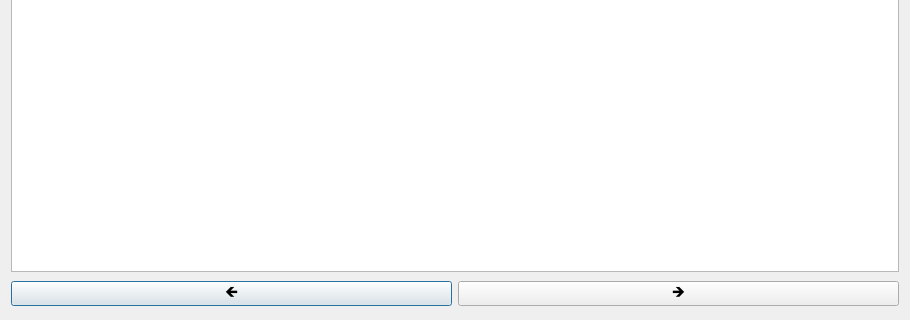
This is src/core/tafsirdialog.ui in 0xzer0x/quran-companion as Qt 5 draws it before an edit; both pictures show x 0 to 910 and y 273 to 593 of the 910 by 593 pixel window. The edited form follows.
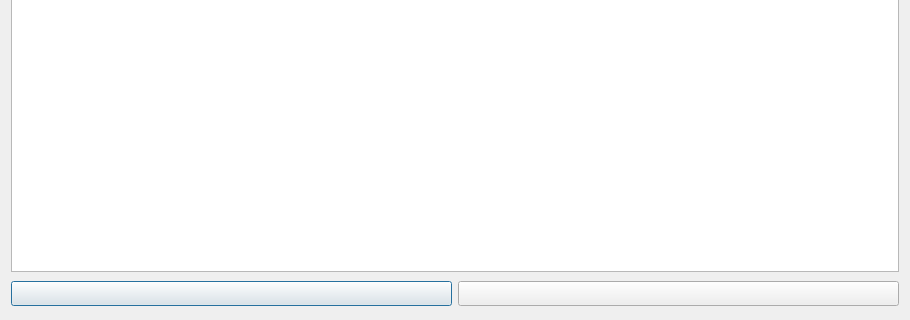
This is the edited form.

Patch:
```diff
--- a/src/core/tafsirdialog.ui
+++ b/src/core/tafsirdialog.ui
@@ -92,7 +92,7 @@
         <string>next</string>
        </property>
        <property name="text">
-        <string notr="true">🡸</string>
+        <string notr="true"/>
        </property>
        <property name="shortcut">
         <string>Left</string>
@@ -130,7 +130,7 @@
         <string>previous</string>
        </property>
        <property name="text">
-        <string notr="true">🡺</string>
+        <string notr="true"/>
        </property>
        <property name="shortcut">
         <string>Right</string>
```
